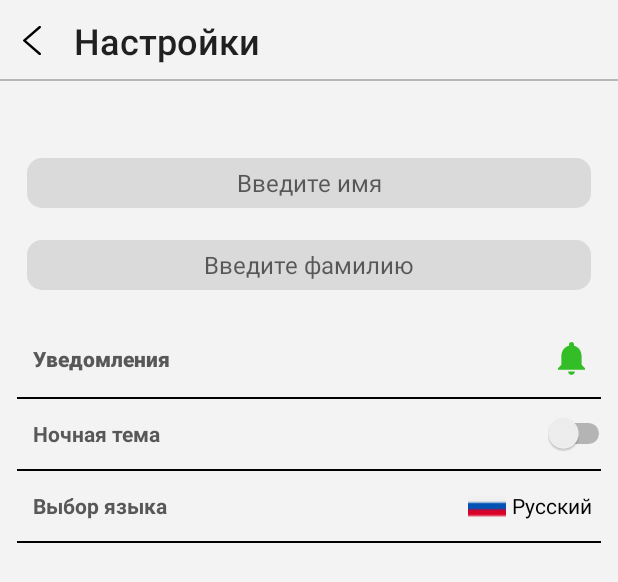
After one commit to vk-education/BLDJ, an Android app: the layout settings_layout.xml on its own in the app's theme, with its tools: preview values and no code run, on a phone screen of 412 x 824 dp. The commit adds this screen. Shown: the top 582 px of the screen. Run offline under Robolectric (Android 15) with nearby library versions, the phone set to English and light mode, and no system bars.

Commit message:
Settings page added

```diff
--- /dev/null
+++ b/app/src/main/res/drawable-v24/ic_ring_green.xml
@@ -0,0 +1,12 @@
+<vector xmlns:android="http://schemas.android.com/apk/res/android"
+    android:width="18dp"
+    android:height="22dp"
+    android:viewportWidth="18"
+    android:viewportHeight="22">
+  <path
+      android:pathData="M9,21.9375C10.2431,21.9375 11.25,20.9307 11.25,19.6875H6.75C6.7499,20.9307 7.7569,21.9375 9,21.9375Z"
+      android:fillColor="#33BD27"/>
+  <path
+      android:pathData="M15.75,15.1875V9.5625C15.75,6.1031 13.9107,3.2175 10.6875,2.4525V1.6875C10.6875,0.7537 9.9338,0 9,0C8.0663,0 7.3125,0.7537 7.3125,1.6875V2.4525C4.0894,3.2175 2.25,6.1032 2.25,9.5625V15.1875L0,17.4375V18.5625H18V17.4375L15.75,15.1875Z"
+      android:fillColor="#33BD27"/>
+</vector>
--- /dev/null
+++ b/app/src/main/res/drawable/line_under_greyshape.xml
@@ -0,0 +1,6 @@
+<?xml version="1.0" encoding="utf-8"?>
+<shape xmlns:android="http://schemas.android.com/apk/res/android"
+        android:shape="rectangle">
+    <corners android:radius="10dp" />
+    <solid android:color="@color/black" />
+</shape>
--- a/app/src/main/res/layout/info_layout.xml
+++ b/app/src/main/res/layout/info_layout.xml
@@ -17,7 +17,7 @@
             android:gravity="start|center"
             android:drawablePadding="22dp"
             android:background="@android:color/transparent"
-            android:layout_marginStart="10dp"
+            android:layout_marginStart="15dp"
             android:layout_marginTop="3dp" />
 
     <View
--- /dev/null
+++ b/app/src/main/res/layout/settings_layout.xml
@@ -0,0 +1,175 @@
+<?xml version="1.0" encoding="utf-8"?>
+<androidx.constraintlayout.widget.ConstraintLayout
+        xmlns:android="http://schemas.android.com/apk/res/android"
+        xmlns:app="http://schemas.android.com/apk/res-auto"
+        android:background="@color/app_color"
+        android:layout_width="match_parent" android:layout_height="match_parent">
+    <Button
+            android:id="@+id/back_button"
+            android:layout_width="match_parent"
+            android:layout_height="wrap_content"
+            app:layout_constraintTop_toTopOf="parent"
+            app:layout_constraintLeft_toLeftOf="parent"
+            android:drawableLeft="@drawable/ic_arrow"
+            android:text="Настройки"
+            android:textAllCaps="false"
+            android:textSize="24dp"
+            android:gravity="start|center"
+            android:drawablePadding="22dp"
+            android:background="@android:color/transparent"
+            android:layout_marginStart="15dp"
+            android:layout_marginTop="3dp" />
+    <View
+            android:id="@+id/line_back"
+            app:layout_constraintLeft_toLeftOf="parent"
+            app:layout_constraintTop_toBottomOf="@id/back_button"
+            android:layout_width="wrap_content"
+            android:layout_marginTop="1dp"
+            android:layout_marginEnd="24dp"
+            android:layout_height="1dp"
+            android:background="#b6b6b6" />
+
+    <EditText
+            android:id="@+id/enter_name"
+            android:layout_width="match_parent"
+            android:layout_height="33dp"
+            app:layout_constraintLeft_toLeftOf="parent"
+            app:layout_constraintTop_toBottomOf="@id/line_back"
+            android:background="@drawable/components_gray"
+            android:layout_marginStart="18dp"
+            android:layout_marginEnd="18dp"
+            android:layout_marginTop="51dp"
+            android:textSize="16dp"
+            android:hint="Введите имя"
+            android:gravity="center_horizontal|center_vertical"
+
+            />
+    <EditText
+            android:id="@+id/enter_lastname"
+            android:layout_width="match_parent"
+            android:layout_height="33dp"
+            app:layout_constraintLeft_toLeftOf="parent"
+            app:layout_constraintTop_toBottomOf="@id/enter_name"
+            android:background="@drawable/components_gray"
+            android:layout_marginStart="18dp"
+            android:layout_marginEnd="18dp"
+            android:layout_marginTop="21dp"
+            android:textSize="16dp"
+            android:hint="Введите фамилию"
+            android:gravity="center_horizontal|center_vertical"
+
+            />
+
+    <Button
+            android:id="@+id/notification1"
+            android:layout_width="match_parent"
+            android:layout_height="wrap_content"
+            app:layout_constraintLeft_toLeftOf="parent"
+            app:layout_constraintTop_toBottomOf="@id/enter_lastname"
+            android:text="Уведомления"
+            android:gravity="start|center"
+            android:textColor="#595858"
+            android:layout_marginTop="22dp"
+            android:textAllCaps="false"
+            android:textStyle="bold"
+            android:layout_marginStart="22dp"
+            android:background="@android:color/transparent"
+            android:textSize="14sp"
+            android:layout_marginEnd="22dp"
+            android:drawableRight="@drawable/ic_ring_green"
+            />
+    <View
+            android:id="@+id/line_notif"
+            app:layout_constraintStart_toStartOf="parent"
+            app:layout_constraintTop_toBottomOf="@id/notification1"
+
+            android:layout_width="match_parent"
+            android:layout_marginTop="1dp"
+            android:layout_marginStart="11dp"
+            android:layout_marginEnd="11dp"
+            android:layout_height="1dp"
+            android:background="@color/black"/>
+    <TextView
+            android:id="@+id/night_theme"
+            android:layout_width="match_parent"
+            android:layout_height="wrap_content"
+            app:layout_constraintLeft_toLeftOf="parent"
+            app:layout_constraintTop_toBottomOf="@id/line_notif"
+            android:text="Ночная тема"
+            android:gravity="start|center"
+            android:textColor="#595858"
+            android:layout_marginTop="13dp"
+            android:textAllCaps="false"
+            android:textStyle="bold"
+            android:layout_marginStart="22dp"
+
+            android:background="@android:color/transparent"
+            android:textSize="14sp"
+            android:layout_marginEnd="50dp"
+            />
+
+    <Switch
+            android:layout_width="wrap_content"
+            android:layout_height="wrap_content"
+            app:layout_constraintLeft_toRightOf="@id/night_theme"
+            app:layout_constraintTop_toBottomOf="@id/line_notif"
+            android:layout_marginTop="9dp"
+            />
+    <View
+            android:id="@+id/line_theme"
+            app:layout_constraintStart_toStartOf="parent"
+            app:layout_constraintTop_toBottomOf="@id/night_theme"
+
+            android:layout_width="match_parent"
+            android:layout_marginTop="14dp"
+            android:layout_marginStart="11dp"
+            android:layout_marginEnd="11dp"
+            android:layout_height="1dp"
+            android:background="@color/black"/>
+
+    <TextView
+            android:id="@+id/language_text"
+            android:layout_width="match_parent"
+            android:layout_height="wrap_content"
+            app:layout_constraintLeft_toLeftOf="parent"
+            app:layout_constraintTop_toBottomOf="@id/line_theme"
+            android:text="Выбор языка"
+            android:gravity="start|center"
+            android:textColor="#595858"
+            android:layout_marginTop="13dp"
+            android:textAllCaps="false"
+            android:textStyle="bold"
+            android:layout_marginStart="22dp"
+
+            android:background="@android:color/transparent"
+            android:textSize="14sp"
+            android:layout_marginEnd="100dp"
+            />
+    <TextView
+            android:layout_width="wrap_content"
+            android:layout_height="wrap_content"
+            app:layout_constraintLeft_toRightOf="@id/language_text"
+            app:layout_constraintTop_toBottomOf="@id/line_theme"
+            android:text="Русский"
+            android:textColor="@color/black"
+            android:layout_marginTop="13dp"
+            android:drawableLeft="@drawable/flag"
+            android:drawablePadding="4dp"
+            />
+
+
+    <View
+            android:id="@+id/line_language"
+            app:layout_constraintStart_toStartOf="parent"
+            app:layout_constraintTop_toBottomOf="@id/language_text"
+
+            android:layout_width="match_parent"
+            android:layout_marginTop="14dp"
+            android:layout_marginStart="11dp"
+            android:layout_marginEnd="11dp"
+            android:layout_height="1dp"
+            android:background="@color/black"/>
+
+
+
+</androidx.constraintlayout.widget.ConstraintLayout>
```
Also changed, not shown: app/src/main/res/drawable/flag.png (added).
